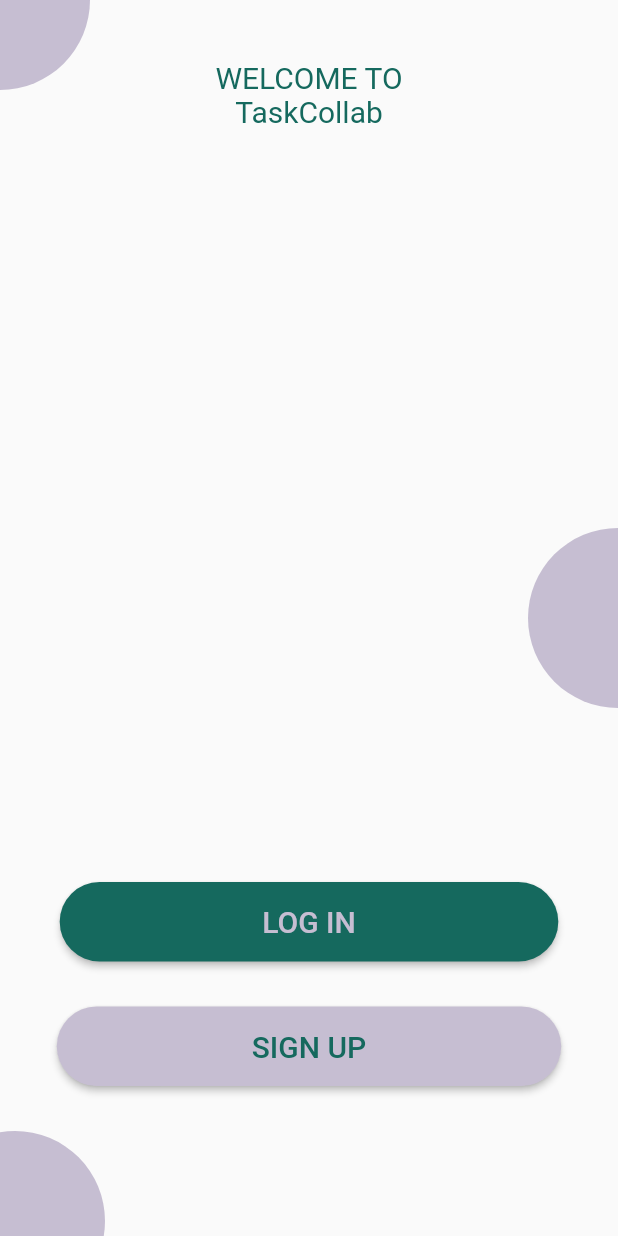
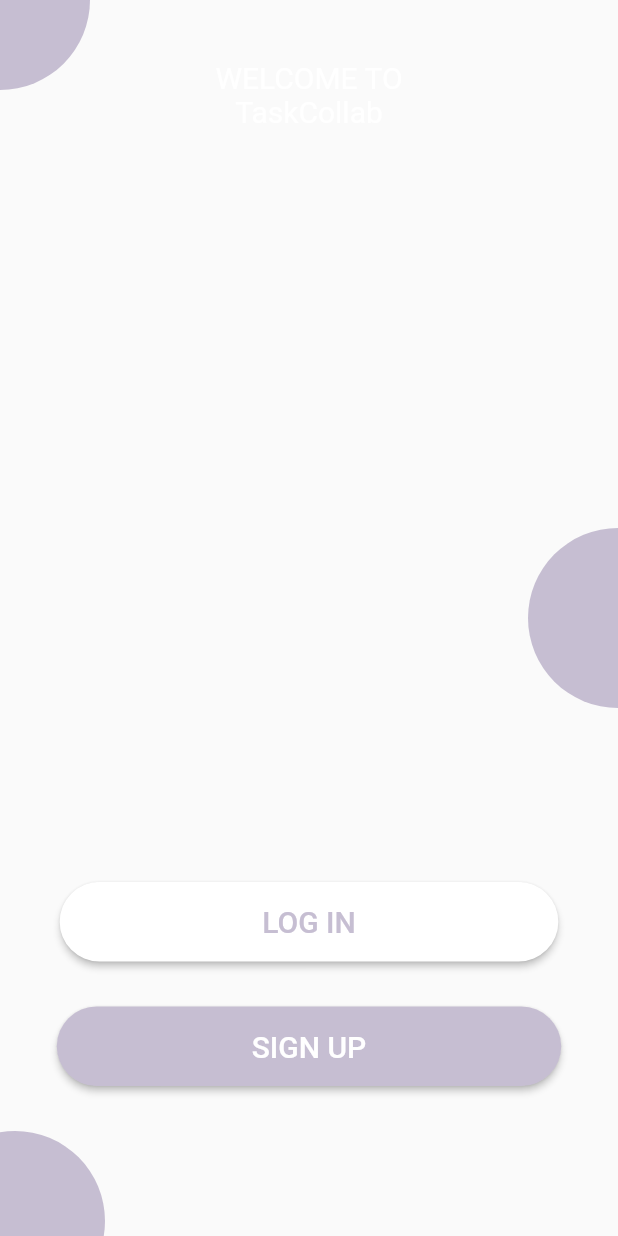
Before and after one commit to Werdert45/myTeamTasker, a Flutter app: the screen it shows after launch, on a phone screen of 412 x 824 dp. Run offline on Flutter 3.47's test engine with Material 2 defaults, Android fonts, the phone set to English and light mode, and no system bars; our stand-ins replace bubble_tab_indicator, charts_flutter, circular_check_box, cloud_firestore, firebase_auth, firebase_storage and 4 more; missing offline and left inert: emoji_picker, firebase_image, flutter_clean_calendar; accounts and stored records are empty.

Commit message:
master: add small changes to improve quality of live

```diff
--- a/lib/constants/colors.dart
+++ b/lib/constants/colors.dart
@@ -1,20 +1,19 @@
 import 'package:flutter/material.dart';
 import 'package:charts_flutter/flutter.dart' as charts;
+import 'package:flutter/scheduler.dart';
+
+var brightness = SchedulerBinding.instance.window.platformBrightness;
+bool darkModeOn = brightness == Brightness.dark;
 
 //var primaryColor = Color(0xFF572f8c);
-var primaryColor = Color.fromRGBO(21, 105, 94, 1);
+var primaryColor = darkModeOn ? Color.fromRGBO(21, 105, 94, 1) : Colors.white;
 var secondaryColor = Color(0xFFc6bed2);
 
 var boxColor = Color.fromRGBO(21, 105, 94, 1);
-
 var mainTextColor = Colors.white;
-
 var selectedColor = Colors.green;
-
 var unselectedColor = Colors.red;
-
 var confirmColor = Colors.green;
-
 var tabColor = Colors.teal;
 
 // List of colors for the per member statistics
--- a/lib/screens/app/calendarpage.dart
+++ b/lib/screens/app/calendarpage.dart
@@ -107,7 +107,7 @@ class _CalendarScreenState extends State<CalendarScreen> {
                                   alignment: Alignment.topRight,
                                   child: Padding(
                                     padding: const EdgeInsets.only(top: 10.0),
-                                    child: Text("Today you have\n4 things to do", style: TextStyle(fontSize: 26, color: mainTextColor)),
+                                    child: _events[_selectedDay].where((i) => i['isDone'] == false).length != 0 ? Text("Today you have\n" + _events[_selectedDay].where((i) => i['isDone'] == false).length.toString() + " thing(s) to do", style: TextStyle(fontSize: 26, color: mainTextColor)) : Text("You are all done\n for today", style: TextStyle(fontSize: 26, color: mainTextColor)),
                                   ),
                                 )
                               ],
```
